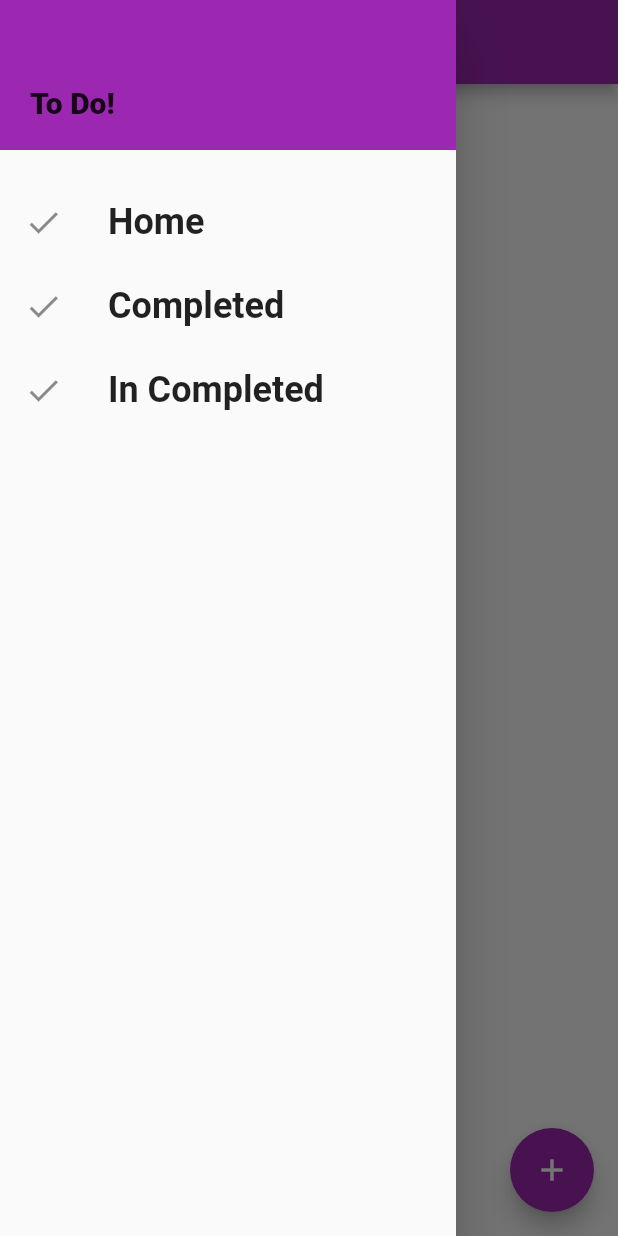
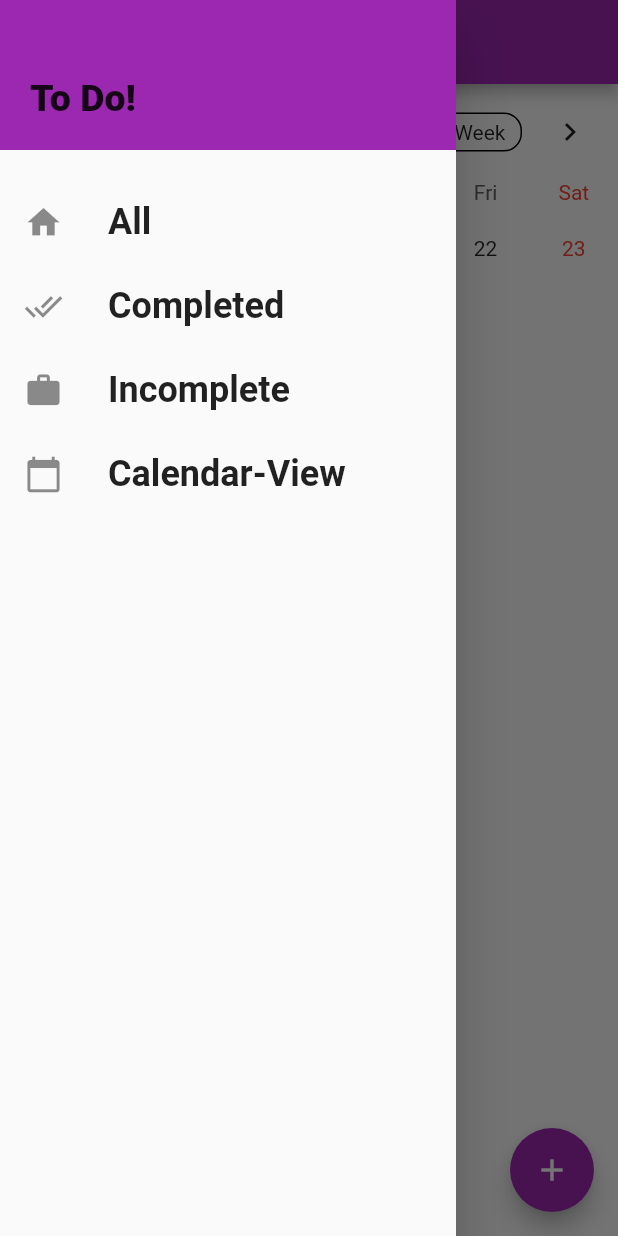
Before and after one commit to shanni12/Todo-iris, a Flutter app: the screen it shows after launch, with the side drawer open, on a phone screen of 412 x 824 dp. Run offline on Flutter 3.47's test engine with Material 2 defaults, Android fonts, the phone set to English and light mode, and no system bars; drawn by our look-alikes of table_calendar; our stand-ins replace bloc, flutter_bloc, hive; accounts and stored records are empty; generated files the repository leaves out were written again; Roboto replaces fonts that are missing (RobotoCondensed).

```diff
--- a/lib/bloc/todo_state.dart
+++ b/lib/bloc/todo_state.dart
@@ -1,6 +1,6 @@
 import 'package:hive/hive.dart';
 
-import '../models/todo.dart';
+
 
 class TodoState {
   List<dynamic> todolists;
--- a/lib/drawer.dart
+++ b/lib/drawer.dart
@@ -33,15 +33,18 @@ class MainDrawer extends StatelessWidget {
               'To Do!',
               style: TextStyle(
                 fontWeight: FontWeight.w900,
-                fontSize: 20,
+                fontSize: 25,
 
               ),
             ),
           ),
           SizedBox(height: 20),
-          buildListTile(Icons.check, 'Home',() {Navigator.of(context).pushReplacementNamed('/');}),
-          buildListTile(Icons.check,'Completed',() {Navigator.of(context).pushReplacementNamed('/completed');}),
-          buildListTile(Icons.check,'In Completed',() {Navigator.of(context).pushReplacementNamed('/incomplete');})
+          buildListTile(Icons.home, 'All',() {Navigator.of(context).pushReplacementNamed('/');}),
+
+          buildListTile(Icons.done_all,'Completed',() {Navigator.of(context).pushReplacementNamed('/completed');}),
+          buildListTile(Icons.work,'Incomplete',() {Navigator.of(context).pushReplacementNamed('/incomplete');}),
+          buildListTile(Icons.calendar_today,'Calendar-View',() {Navigator.of(context).pushReplacementNamed('/calendar_view');})
+
         ],
       ),
     );
--- a/lib/main.dart
+++ b/lib/main.dart
@@ -1,6 +1,7 @@
 import 'package:ToDo_bloc/bloc/todo_bloc.dart';
 import 'package:ToDo_bloc/models/todo.dart';
 import 'package:ToDo_bloc/route_generator.dart';
+import 'package:ToDo_bloc/screens/calendar_view.dart';
 import 'package:ToDo_bloc/screens/complete_screen.dart';
 import 'package:ToDo_bloc/screens/incomplete_screen.dart';
 import 'package:flutter/material.dart';
@@ -39,8 +40,9 @@ class _MyAppState extends State<MyApp> {
             primarySwatch: Colors.purple,
 
           ),
-          initialRoute: '/',
+          initialRoute: '/calendar_view',
           routes:{
+            '/calendar_view':(ctx)=>CalendarView(),
             '/': (ctx)=>HomeScreen(),NewToDo.routeName:(ctx)=>NewToDo(),ToDoView.routeName:(ctx)=>ToDoView(),CompleteScreen.routeName:(ctx)=>CompleteScreen(),
             InCompleteScreen.routeName:(ctx)=>InCompleteScreen(),
           },
--- /dev/null
+++ b/lib/screens/calendar_view.dart
@@ -0,0 +1,87 @@
+import 'package:ToDo_bloc/bloc/todo_bloc.dart';
+import 'package:ToDo_bloc/bloc/todo_state.dart';
+import 'package:ToDo_bloc/drawer.dart';
+import 'package:ToDo_bloc/todocard.dart';
+import 'package:flutter/material.dart';
+import 'package:flutter_bloc/flutter_bloc.dart';
+import 'package:table_calendar/table_calendar.dart';
+
+class CalendarView extends StatefulWidget {
+  @override
+  CalendarViewState createState() => CalendarViewState();
+}
+
+class CalendarViewState extends State<CalendarView> {
+  CalendarController controller;
+  @override
+  void initState() {
+    super.initState();
+    controller = CalendarController();
+  }
+
+  var selected_date = DateTime.now();
+  var complete=false;
+  var availableCalendarFormats={CalendarFormat.week};
+  @override
+  Widget build(BuildContext context) {
+    print(selected_date);
+    final todoBloc=BlocProvider.of<TodoBloc>(context);
+    print(todoBloc.getall(selected_date).length);
+    return BlocBuilder(bloc:todoBloc,builder: (BuildContext context,TodoState state) { return Scaffold(
+      appBar: AppBar(title: Text('Todo!')),
+      drawer: MainDrawer(),
+      body: SingleChildScrollView(
+        child: Column(
+          children: [
+            TableCalendar(initialCalendarFormat:CalendarFormat.week,calendarStyle: CalendarStyle(selectedColor:Colors.purple,todayStyle:TextStyle(fontSize:18.0,fontWeight:FontWeight.bold)),
+              calendarController: controller,headerStyle: HeaderStyle(formatButtonShowsNext:false),onDaySelected: (date,events) {
+                setState(() {selected_date=date;
+                complete=false;});
+              },),
+              todoBloc.getall(selected_date).length>0?Column( mainAxisAlignment: MainAxisAlignment.spaceAround,
+                children: [
+                  Row( mainAxisAlignment: MainAxisAlignment.center,
+                    children: [
+                      Text('Pending tasks'),
+                      Switch.adaptive(value:complete,onChanged:(val) {
+                      setState(() {
+                          complete=val;
+                      });
+                    }),
+                    Text('Completed Tasks')
+                    ],
+                  ),
+
+
+
+            !complete?(todoBloc.getincomplete(selected_date).length>0?(Container(height:500,
+              child: ListView.builder(itemBuilder: (context,index) {return ToDoCard(todoBloc.getincomplete(selected_date)[index]);},
+              itemCount:todoBloc.getincomplete(selected_date).length ,),
+             )):Column(mainAxisAlignment: MainAxisAlignment.center,
+               children: [
+                 Text('No Pending Tasks',style:TextStyle(fontSize:20.0,fontWeight:FontWeight.bold)),
+
+               ],
+             )):(todoBloc.getcompleted(selected_date).length>0? Container(height:500,
+              child: ListView.builder(itemBuilder: (context,index) {return ToDoCard(todoBloc.getcompleted(selected_date)[index]);},
+              itemCount:todoBloc.getcompleted(selected_date).length ,)):Column(
+               children: [
+                 Text('No Completed Tasks',style:TextStyle(fontSize:20.0,fontWeight:FontWeight.bold)),
+
+               ])
+             ),]
+        ):
+                  Container(child: Center(child: Text('No Tasks',style:TextStyle(fontSize:20.0,fontWeight:FontWeight.bold)))),
+                  ],
+
+        ),
+
+
+    ),floatingActionButton:
+
+                   FloatingActionButton(
+          onPressed: () {Navigator.of(context).pushNamed('/newtodo');},
+          backgroundColor: Theme.of(context).primaryColor,
+          child: Icon(Icons.add),));});
+  }
+}
--- a/lib/screens/complete_screen.dart
+++ b/lib/screens/complete_screen.dart
@@ -16,11 +16,11 @@ class CompleteScreen extends StatelessWidget {
        BlocBuilder(
               bloc:todoBloc ,
               builder: (BuildContext context, TodoState state) {
-               return  ListView.builder(
+               return  todoBloc.completed().length>0?ListView.builder(
                     itemBuilder: (context, index) {
                       return ToDoCard(todoBloc.completed()[index]);
                     },
-                    itemCount: todoBloc.completed().length);
+                    itemCount: todoBloc.completed().length):Container(child: Center(child: Text('No Completed Tasks',style:TextStyle(fontSize:20.0,fontWeight:FontWeight.bold))));
               }),
 
         );
--- a/lib/screens/edit_screen.dart
+++ b/lib/screens/edit_screen.dart
@@ -34,9 +34,11 @@ class _EditToDoState extends State<EditToDo> {
   }
 
   void _submitToDo() {
-    if (titleController.text == null) {
+    if (titleController.text .isEmpty) {
+      print('***');
       return;
     }
+    print('#');
     BlocProvider.of<TodoBloc>(context).add(EditTodoItem(widget.id,titleController.text,descriptionController.text,_selectedDate));
      Navigator.of(context).pop();
   }
--- a/lib/screens/home_screen.dart
+++ b/lib/screens/home_screen.dart
@@ -16,11 +16,11 @@ class HomeScreen extends StatelessWidget {
               builder: (BuildContext context, TodoState state) {
                return  Container(
                  height:800,
-                 child: ListView.builder(
+                 child: state.todolists.length>0?ListView.builder(
                       itemBuilder: (context, index) {
                         return ToDoCard(state.todolists[index]);
                       },
-                      itemCount: state.todolists.length),
+                      itemCount: state.todolists.length):Container(child: Center(child: Text('Be Yourself Everyone Else is Already Taken'))),
                );
               }),
         floatingActionButton:
--- a/lib/screens/incomplete_screen.dart
+++ b/lib/screens/incomplete_screen.dart
@@ -16,11 +16,11 @@ class InCompleteScreen extends StatelessWidget {
        BlocBuilder(
               bloc:todoBloc ,
               builder: (BuildContext context, TodoState state) {
-               return  ListView.builder(
+               return todoBloc.incomplete().length>0? ListView.builder(
                     itemBuilder: (context, index) {
                       return ToDoCard(todoBloc.incomplete()[index]);
                     },
-                    itemCount: todoBloc.incomplete().length);
+                    itemCount: todoBloc.incomplete().length):Container(child: Center(child: Text('No Pending Tasks',style:TextStyle(fontSize:20.0,fontWeight:FontWeight.bold))));
               }),
 
         );
--- a/lib/screens/newtodo.dart
+++ b/lib/screens/newtodo.dart
@@ -31,7 +31,7 @@ class _NewToDoState extends State<NewToDo> {
   }
 
   void _submitToDo() {
-    if (titleController.text == null) {
+    if (titleController.text.isEmpty) {
       return;
     }
     BlocProvider.of<TodoBloc>(context).add(AddTodo(titleController.text,descriptionController.text,_selectedDate));
--- a/pubspec.yaml
+++ b/pubspec.yaml
@@ -29,6 +29,7 @@ dependencies:
 
   hive: ^1.4.1+1
   hive_flutter: ^0.3.0+2
+  table_calendar: ^2.0.1
   # The following adds the Cupertino Icons font to your application.
   # Use with the CupertinoIcons class for iOS style icons.
   cupertino_icons: ^0.1.3
```
Also changed, not shown: lib/bloc/todo_bloc.dart (+23 -8 lines), lib/screens/todoView.dart (+19 -10 lines), pubspec.lock.
